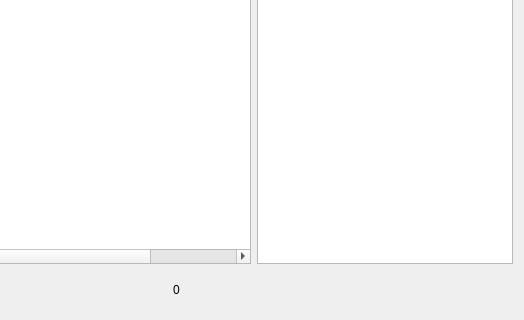
Before: the Qt Designer form client/src/widgets/TestsWidget.ui in introlab/openteraplus, drawn with Qt 5; both pictures show x 305 to 829 and y 161 to 481 of the 829 by 481 pixel window.
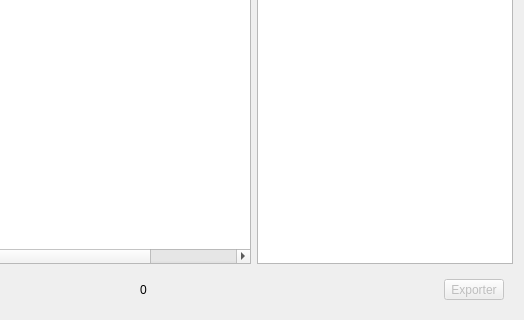
After: the same form once the commit is applied. Icons and pictures are not drawn. Custom widgets are drawn as their Qt base class.

Commit message: Refs #76. Added exportation of tests results (summary) into CSV file.

```diff
--- a/client/src/widgets/TestsWidget.ui
+++ b/client/src/widgets/TestsWidget.ui
@@ -209,6 +209,32 @@
         </property>
        </spacer>
       </item>
+      <item>
+       <widget class="QToolButton" name="btnDownloadAll">
+        <property name="enabled">
+         <bool>false</bool>
+        </property>
+        <property name="cursor">
+         <cursorShape>PointingHandCursor</cursorShape>
+        </property>
+        <property name="text">
+         <string>Exporter</string>
+        </property>
+        <property name="icon">
+         <iconset resource="../../resources/TeraClient.qrc">
+          <normaloff>:/icons/download.png</normaloff>:/icons/download.png</iconset>
+        </property>
+        <property name="iconSize">
+         <size>
+          <width>24</width>
+          <height>24</height>
+         </size>
+        </property>
+        <property name="toolButtonStyle">
+         <enum>Qt::ToolButtonTextBesideIcon</enum>
+        </property>
+       </widget>
+      </item>
      </layout>
     </widget>
    </item>
```
The commit also changes 7 other files.
